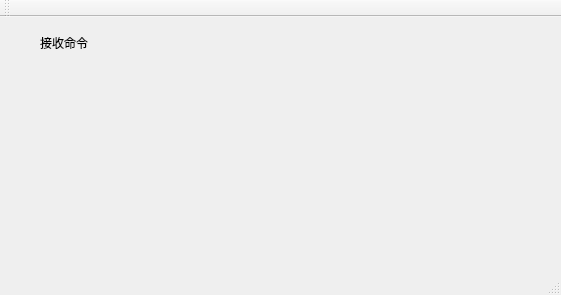
First picture: the form in execWinCmdServer2/mainwindow.ui, repository weilaidb/execCmd, before the edit.
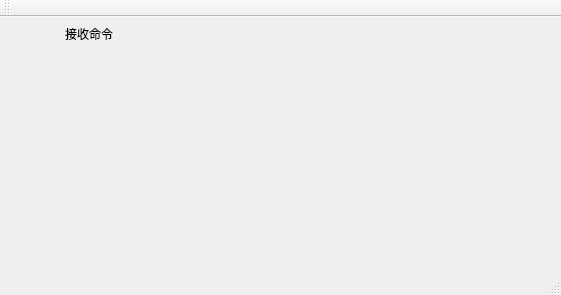
Second picture: the form after the edit.

The edit to the form file:
```diff
--- a/execWinCmdServer2/mainwindow.ui
+++ b/execWinCmdServer2/mainwindow.ui
@@ -14,27 +14,33 @@
    <string>Win命令执行器</string>
   </property>
   <widget class="QWidget" name="centralWidget">
+   <layout class="QGridLayout" name="gridLayout">
+    <item row="0" column="0">
    <widget class="QLabel" name="label">
-    <property name="geometry">
-     <rect>
-      <x>40</x>
-      <y>20</y>
+      <property name="minimumSize">
+       <size>
       <width>54</width>
       <height>12</height>
-     </rect>
+       </size>
+      </property>
+      <property name="maximumSize">
+       <size>
+        <width>54</width>
+        <height>12</height>
+       </size>
     </property>
     <property name="text">
      <string>接收命令</string>
     </property>
    </widget>
+    </item>
+    <item row="1" column="0">
    <widget class="QLabel" name="label_receive">
-    <property name="geometry">
-     <rect>
-      <x>70</x>
-      <y>50</y>
+      <property name="minimumSize">
+       <size>
       <width>431</width>
       <height>191</height>
-     </rect>
+       </size>
     </property>
     <property name="font">
      <font>
@@ -45,7 +51,12 @@
     <property name="text">
      <string/>
     </property>
-   </widget>
+      <property name="wordWrap">
+       <bool>true</bool>
+      </property>
+     </widget>
+    </item>
+   </layout>
   </widget>
   <widget class="QMenuBar" name="menuBar">
    <property name="geometry">
```
Lines whose indentation alone changed are shown as unchanged.
